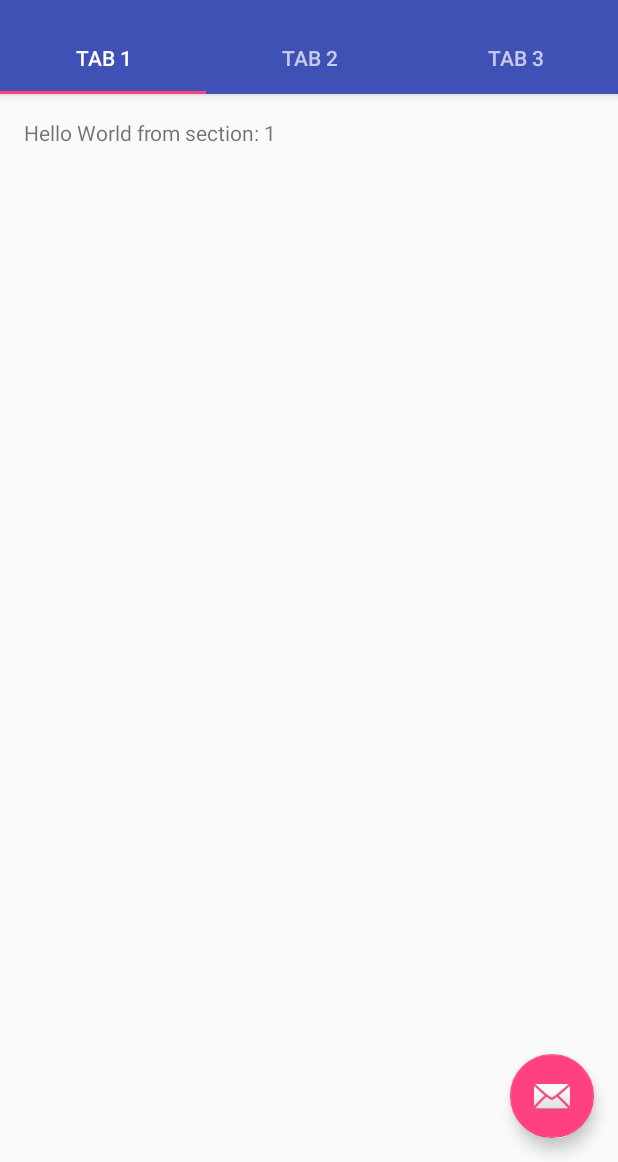
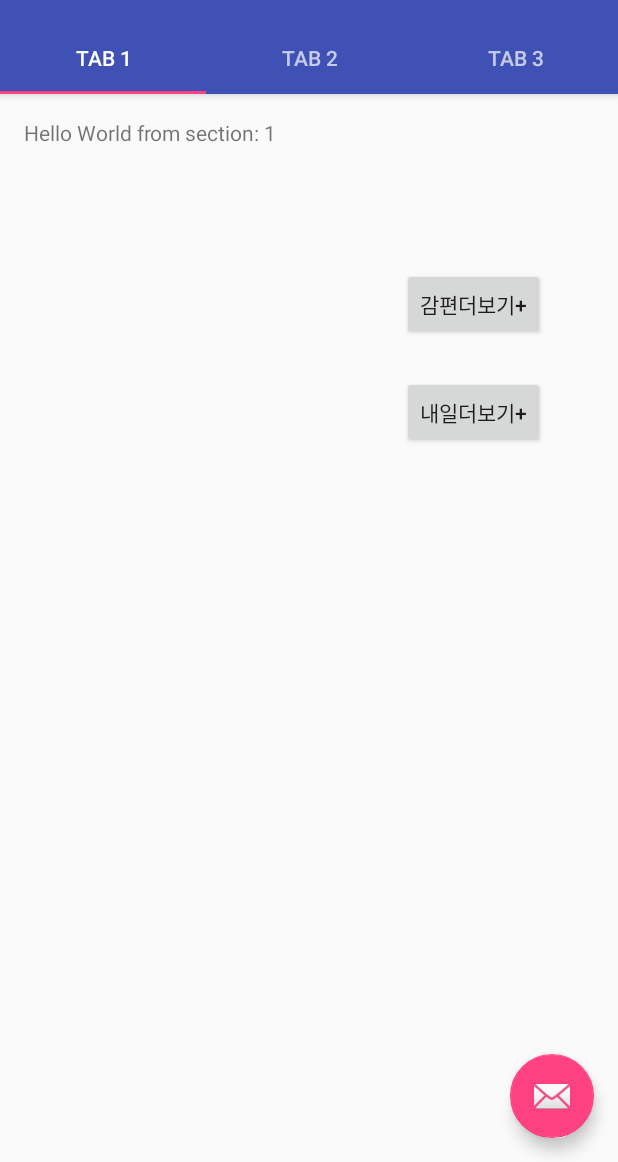
Before and after one commit to virus-lab/BeHero-android, an Android app: the screen it shows after launch (MainActivity), on a phone screen of 412 x 824 dp, the part 74-1236 px from its top. Run offline under Robolectric (Android 15) with nearby library versions, the light colour scheme and no system bars.

Commit message:
Add buttons for tab 1

```diff
--- a/app/src/main/java/network/virus/behero_android/MainActivity.java
+++ b/app/src/main/java/network/virus/behero_android/MainActivity.java
@@ -17,6 +17,7 @@ import android.view.MenuItem;
 import android.view.View;
 import android.view.ViewGroup;
 
+import android.widget.Button;
 import android.widget.TextView;
 
 public class MainActivity extends AppCompatActivity {
@@ -121,6 +122,34 @@ public class MainActivity extends AppCompatActivity {
             View rootView = inflater.inflate(R.layout.fragment_main, container, false);
             TextView textView = (TextView) rootView.findViewById(R.id.section_label);
             textView.setText(getString(R.string.section_format, getArguments().getInt(ARG_SECTION_NUMBER)));
+
+            // For buttons
+            Button btn_thanks_more = (Button) rootView.findViewById(R.id.btn_thanks_more);
+            btn_thanks_more.setOnClickListener(new View.OnClickListener() {
+                @Override
+                public void onClick(View view) {
+                    // TODO: click event
+                }
+            });
+
+            Button btn_will_more = (Button) rootView.findViewById(R.id.btn_will_more);
+            btn_will_more.setOnClickListener(new View.OnClickListener() {
+                @Override
+                public void onClick(View view) {
+                    // TODO: click event
+                }
+            });
+
+            // Default
+            btn_thanks_more.setVisibility(View.GONE);
+            btn_will_more.setVisibility(View.GONE);
+
+            // Only for First tab
+            if (getArguments().getInt(ARG_SECTION_NUMBER) == 1) {
+                btn_thanks_more.setVisibility(View.VISIBLE);
+                btn_will_more.setVisibility(View.VISIBLE);
+            }
+
             return rootView;
         }
     }
--- a/app/src/main/res/layout/fragment_main.xml
+++ b/app/src/main/res/layout/fragment_main.xml
@@ -19,4 +19,24 @@
         tools:layout_constraintLeft_creator="1"
         tools:layout_constraintTop_creator="1" />
 
+    <Button
+        android:id="@+id/btn_thanks_more"
+        android:layout_width="wrap_content"
+        android:layout_height="wrap_content"
+        android:layout_marginLeft="268dp"
+        android:layout_marginTop="116dp"
+        android:text="감편더보기+"
+        app:layout_constraintLeft_toLeftOf="parent"
+        app:layout_constraintTop_toTopOf="@+id/constraintLayout" />
+
+    <Button
+        android:id="@+id/btn_will_more"
+        android:layout_width="wrap_content"
+        android:layout_height="wrap_content"
+        android:layout_marginLeft="268dp"
+        android:layout_marginTop="188dp"
+        android:text="내일더보기+"
+        app:layout_constraintLeft_toLeftOf="parent"
+        app:layout_constraintTop_toTopOf="@+id/constraintLayout" />
+
 </android.support.constraint.ConstraintLayout>
```
